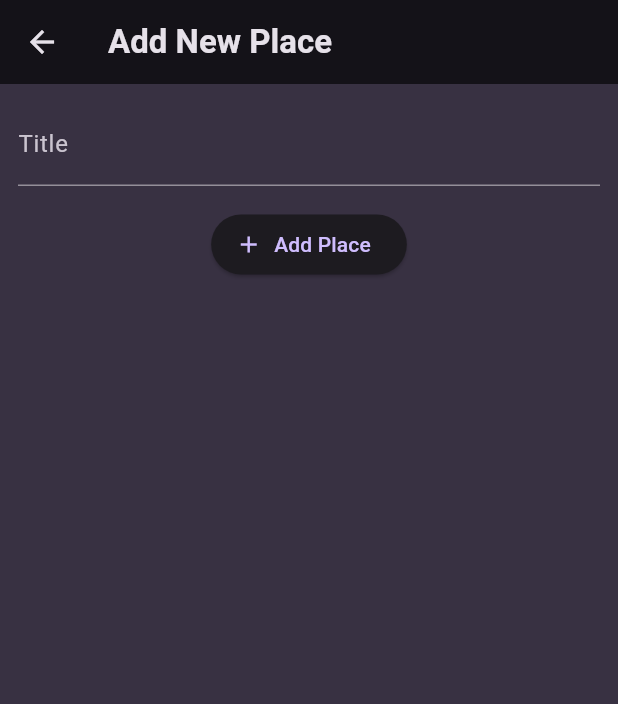
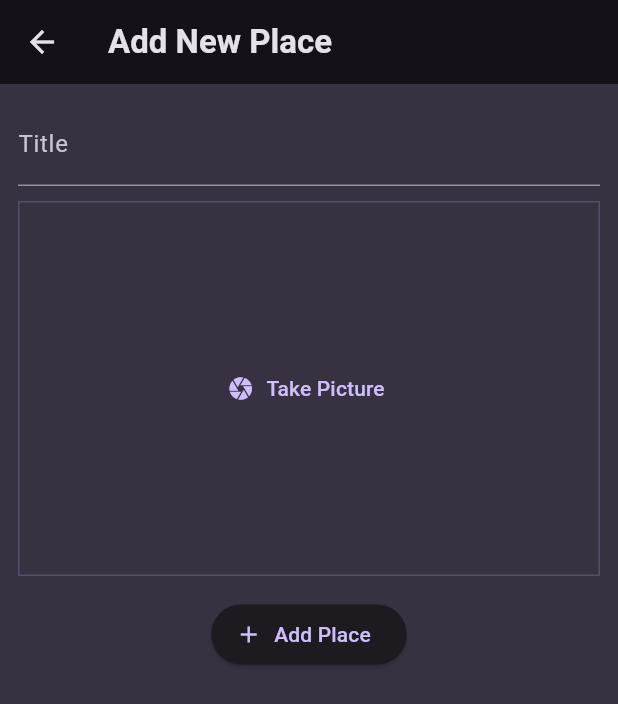
Before and after one commit to Nooberd-Incompat/favorite_places, a Flutter app: the screen it shows after launch, after a tap on the "add" icon, on a phone screen of 412 x 824 dp. Shown: the top 704 px of the screen. Run offline on Flutter 3.47's test engine with Material 3 defaults, Android fonts, the phone set to English and light mode, and no system bars; our stand-ins replace flutter_riverpod, google_fonts, image_picker.

Commit message:
completed implementing the camera

```diff
--- a/lib/models/place.dart
+++ b/lib/models/place.dart
@@ -1,9 +1,11 @@
 import 'package:uuid/uuid.dart';
+import 'dart:io';
 
 const uuid = Uuid();
 
 class Place {
-  Place({required this.title}) : id = uuid.v4();
+  Place({required this.title, required this.image}) : id = uuid.v4();
   final String id;
   final String title;
+  final File image;
 }
--- a/lib/providers/user_places.dart
+++ b/lib/providers/user_places.dart
@@ -1,11 +1,13 @@
+import 'dart:io';
+
 import 'package:flutter_riverpod/flutter_riverpod.dart';
 import 'package:favorite_places/models/place.dart';
 
 class UserPlacesNotifier extends StateNotifier<List<Place>> {
   UserPlacesNotifier() : super(const []);
 
-  void addPlace(String title) {
-    final newPlace = Place(title: title);
+  void addPlace(String title, File image) {
+    final newPlace = Place(title: title, image: image);
     state = [newPlace, ...state];
   }
 }
--- a/lib/screens/add_place.dart
+++ b/lib/screens/add_place.dart
@@ -1,4 +1,7 @@
+import 'dart:io';
+
 import 'package:favorite_places/providers/user_places.dart';
+import 'package:favorite_places/widgets/image_input.dart';
 import 'package:flutter/material.dart';
 import 'package:flutter_riverpod/flutter_riverpod.dart';
 
@@ -13,13 +16,14 @@ class AddPlaceScreen extends ConsumerStatefulWidget {
 
 class _AddPlaceScreenState extends ConsumerState<AddPlaceScreen> {
   final _titleController = TextEditingController();
+  File? _selectedImage;
 
   void _savePlace() {
     final enteredText = _titleController.text;
     if (enteredText.isEmpty) {
       return;
     }
-    ref.read(userPlaceProvider.notifier).addPlace(enteredText);
+    ref.read(userPlaceProvider.notifier).addPlace(enteredText, _selectedImage!);
 
     Navigator.of(context).pop();
   }
@@ -47,6 +51,14 @@ class _AddPlaceScreenState extends ConsumerState<AddPlaceScreen> {
               ),
             ),
             const SizedBox(
+              height: 10,
+            ),
+            ImageInput(
+              onPickImage: (image) {
+                _selectedImage = image;
+              },
+            ),
+            const SizedBox(
               height: 15,
             ),
             ElevatedButton.icon(
--- a/lib/screens/places.dart
+++ b/lib/screens/places.dart
@@ -26,8 +26,11 @@ class PlacesScreen extends ConsumerWidget {
               icon: const Icon(Icons.add))
         ],
       ),
-      body: PlacesList(
-        places: [],
+      body: const Padding(
+        padding: EdgeInsets.all(8.0),
+        child: PlacesList(
+          places: [],
+        ),
       ),
     );
   }
--- /dev/null
+++ b/lib/widgets/image_input.dart
@@ -0,0 +1,71 @@
+import 'package:flutter/material.dart';
+import 'package:image_picker/image_picker.dart';
+import 'dart:io';
+
+class ImageInput extends StatefulWidget {
+  const ImageInput({super.key, required this.onPickImage});
+
+  final void Function(File image) onPickImage;
+
+  @override
+  State<StatefulWidget> createState() {
+    return _ImageInputState();
+  }
+}
+
+class _ImageInputState extends State<ImageInput> {
+  File? _selectedImage;
+
+  void _takePicture() async {
+    final imagePicker = ImagePicker();
+    final pickedImage =
+        await imagePicker.pickImage(source: ImageSource.camera, maxWidth: 600);
+
+    if (pickedImage == null) {
+      return;
+    }
+
+    setState(() {
+      _selectedImage = File(pickedImage.path);
+    });
+
+    widget.onPickImage(_selectedImage!);
+  }
+
+  @override
+  Widget build(BuildContext context) {
+    Widget content = TextButton.icon(
+      icon: const Icon(Icons.camera),
+      label: const Text("Take Picture"),
+      onPressed: _takePicture,
+    );
+
+    if (_selectedImage != null) {
+      content = GestureDetector(
+        onTap: _takePicture,
+        child: Image.file(
+          _selectedImage!,
+          fit: BoxFit.cover,
+          width: double.infinity,
+          height: double.infinity,
+        ),
+      );
+    }
+
+    return Container(
+      decoration: BoxDecoration(
+        border: Border.all(
+          width: 1,
+          color: Theme.of(context).colorScheme.primary.withOpacity(0.2),
+        ),
+      ),
+      height: 250,
+      width: double.infinity,
+      child: TextButton.icon(
+        icon: const Icon(Icons.camera),
+        label: const Text("Take Picture"),
+        onPressed: _takePicture,
+      ),
+    );
+  }
+}
--- a/lib/widgets/places_list.dart
+++ b/lib/widgets/places_list.dart
@@ -1,3 +1,5 @@
+import 'dart:io';
+
 import 'package:favorite_places/screens/place_details.dart';
 import 'package:flutter/material.dart';
 import 'package:favorite_places/models/place.dart';
@@ -21,6 +23,10 @@ class PlacesList extends StatelessWidget {
     }
     return ListView.builder(
       itemBuilder: (ctx, index) => ListTile(
+          leading: CircleAvatar(
+            radius: 50,
+            backgroundImage: FileImage(places[index].image),
+          ),
           title: Text(
             places[index].title,
             style: Theme.of(context).textTheme.titleMedium!.copyWith(
--- a/pubspec.yaml
+++ b/pubspec.yaml
@@ -38,6 +38,7 @@ dependencies:
   google_fonts: ^5.1.0
   uuid: ^4.2.2
   flutter_riverpod: ^2.4.9
+  image_picker: ^1.0.6
 
 
 dev_dependencies:
```
Also changed, not shown: lib/screens/place_details.dart (+12 -11 lines), pubspec.lock, 1 other file.
